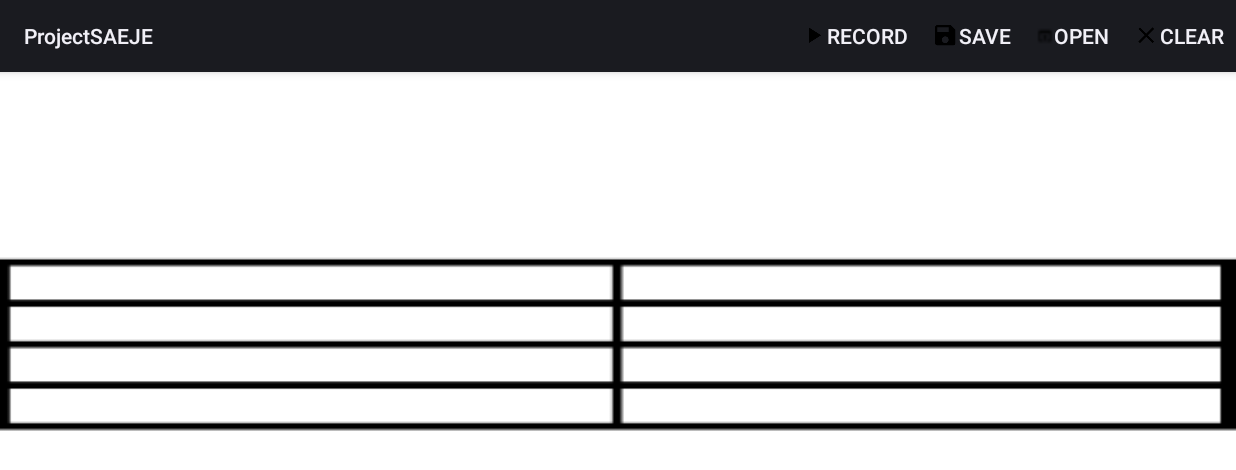
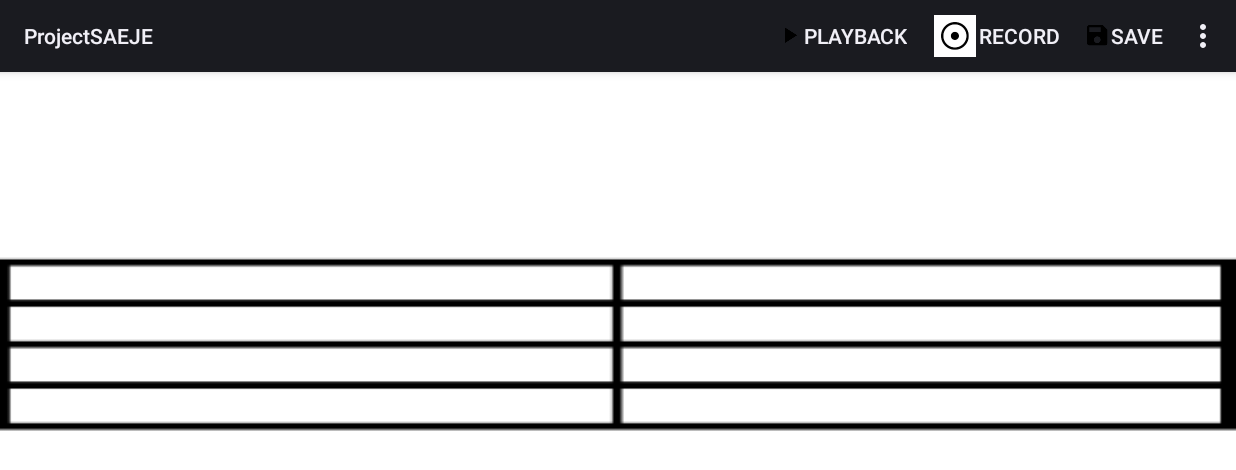
Before and after one commit to ProjectSAEJE/ProjectSAEJE, an Android app: the screen it shows after launch (MainActivity), on a phone screen of 824 x 412 dp (held sideways). Shown: the top 470 px of the screen. Run offline under Robolectric (Android 15) with nearby library versions, the phone set to English and light mode, and no system bars.

Commit message:
Evan's Commit:
    - Fixing memory Leak

```diff
--- a/app/src/main/java/music/model/Notation/MusicalSymbols/Rest.java
+++ b/app/src/main/java/music/model/Notation/MusicalSymbols/Rest.java
@@ -6,11 +6,11 @@ import android.graphics.Bitmap;
 public class Rest extends MusicalSymbol {
 
     public Rest(Bitmap scaledBitmap, int rhythmicValue) {
-        super(scaledBitmap, rhythmicValue);
+        super(0, scaledBitmap, rhythmicValue);
     }
 
     public Rest(Bitmap scaledBitmap, int rhythmicValue, String name) {
-        super(scaledBitmap, rhythmicValue, name);
+        super(0, scaledBitmap, rhythmicValue, name);
 
     }
 }
--- a/app/src/main/java/music/model/Notation/Staff.java
+++ b/app/src/main/java/music/model/Notation/Staff.java
@@ -43,21 +43,36 @@ public class Staff extends Notation {
     }
 
     public void setCurrentMeasures() {
+
         if (this.measures.isEmpty()){
             makeStartingCurrentMeasures();
+
             //Log.d("Testing...", this.measures.toString());
+
         } else if(measures.size() == 1) {
+
             ArrayList<Measure> mostRecentMeasures = new ArrayList<>();
             mostRecentMeasures.add(0, measures.get(0));
             mostRecentMeasures.add(1, new Measure(new ArrayList<Notation>(), 4, 4));
             currentMeasures = mostRecentMeasures;
+
             //Log.d("Testing...1", this.measures.toString());
+
         } else {
+
             ArrayList<Measure> mostRecentMeasures = new ArrayList<>();
             mostRecentMeasures.add(0, measures.get(measures.size() - 2));
             mostRecentMeasures.add(1, measures.get(measures.size() - 1));
             currentMeasures = mostRecentMeasures;
+
+            if(measures.size() > 2) {
+                for(Notation element: measures.get(measures.size() - 3).getElements()) {
+                    Note aNote = (Note)(element);
+                    aNote.setScaledBitmapToNull();
+                }
+            }
             //Log.d("Testing...2", this.measures.toString());
+
         }
     }
 
--- a/app/src/main/res/menu/items.xml
+++ b/app/src/main/res/menu/items.xml
@@ -2,10 +2,17 @@
 <menu
     xmlns:android="http://schemas.android.com/apk/res/android"
     xmlns:app="http://schemas.android.com/apk/res-auto">
+
+    <item
+        android:id="@+id/playback"
+        android:title="@string/Playback"
+        android:icon="@drawable/ic_play_arrow"
+        android:showAsAction="ifRoom|withText"/>
+
     <item
         android:id="@+id/record"
         android:title="@string/Record"
-        android:icon="@drawable/ic_play_arrow"
+        android:icon="@drawable/record_button"
         android:showAsAction="ifRoom|withText"/>
 
     <item
--- a/app/src/main/res/menu/items2.xml
+++ b/app/src/main/res/menu/items2.xml
@@ -3,8 +3,8 @@
     xmlns:android="http://schemas.android.com/apk/res/android"
     xmlns:app="http://schemas.android.com/apk/res-auto">
     <item
-        android:id="@+id/record"
-        android:title="@string/Record"
+        android:id="@+id/pause"
+        android:title="@string/Pause"
         android:icon="@drawable/ic_stop"
         android:showAsAction="ifRoom|withText"/>
 
--- a/app/src/main/res/values/strings.xml
+++ b/app/src/main/res/values/strings.xml
@@ -1,6 +1,7 @@
 <?xml version="1.0" encoding="utf-8"?>
 <resources>
 
+    <string name="Playback">Playback</string>
     <string name="app_name">ProjectSAEJE</string>
     <string name="AudioHandler">AudioHandler</string>
     <string name="Metronome">Metronome</string>
```
Also changed, not shown: app/src/main/java/music/model/Notation/MusicalSymbols/MusicalSymbol.java (+19 -2 lines), app/src/main/java/music/model/Notation/MusicalSymbols/Note.java (+2 -9 lines), app/src/main/java/projectsaeje/AudioHandler.java (+7 -5 lines).
